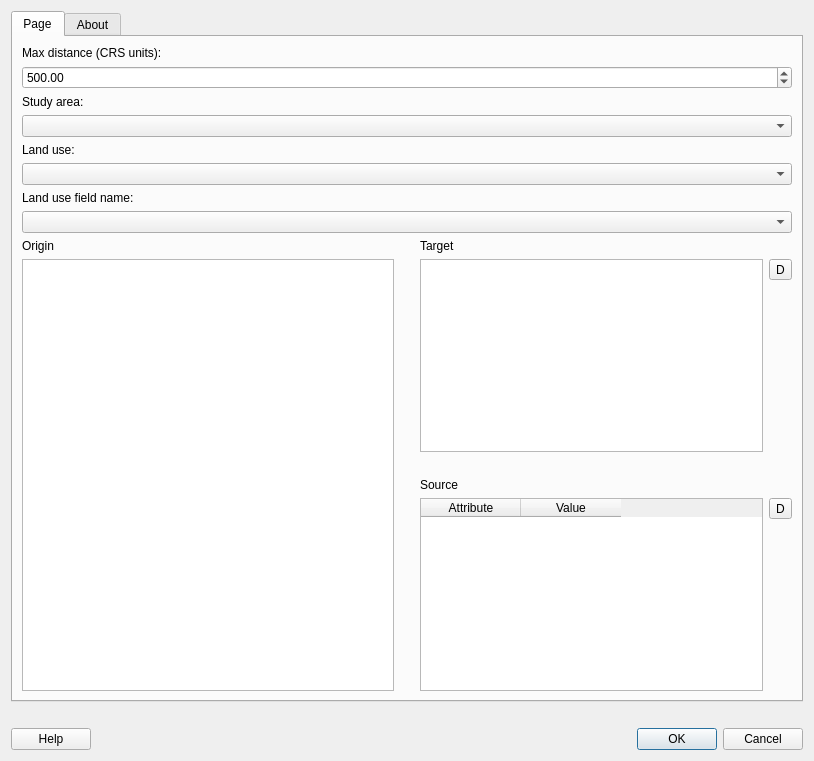
Old version of the form mapping_ecosystem_services_dialog_base.ui in the repository NaturalGIS/mapping_ecosystem_services.
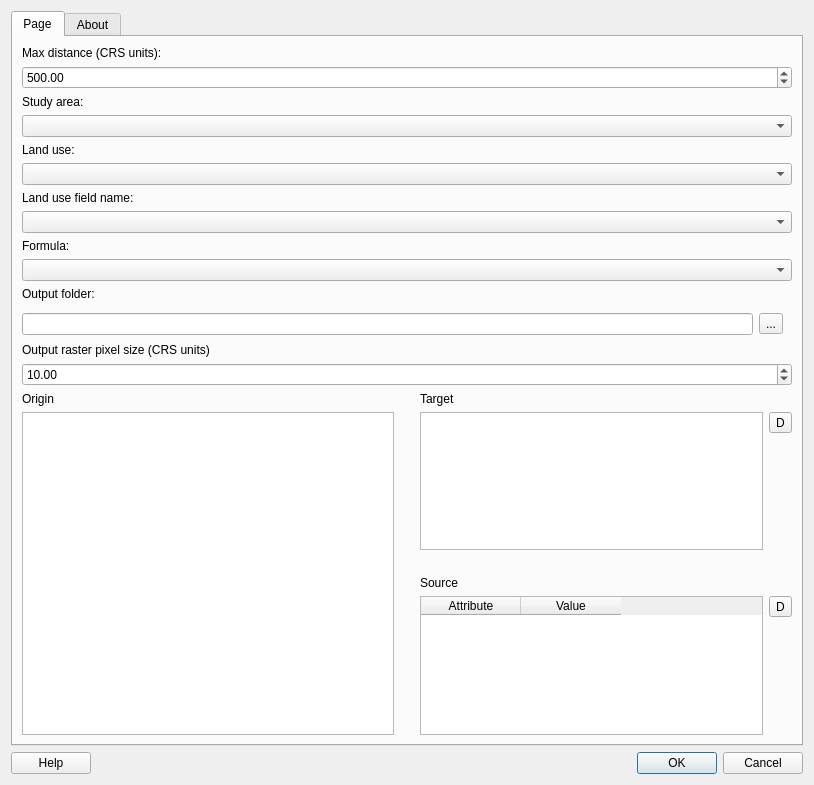
New version of the form. Icons and pictures are not drawn.

Commit message: new layout with more parameters

The edit to the form file:
```diff
--- a/mapping_ecosystem_services_dialog_base.ui
+++ b/mapping_ecosystem_services_dialog_base.ui
@@ -7,14 +7,14 @@
     <x>0</x>
     <y>0</y>
     <width>814</width>
-    <height>761</height>
+    <height>785</height>
    </rect>
   </property>
   <property name="windowTitle">
    <string>Mapping Ecosystem Services</string>
   </property>
   <layout class="QVBoxLayout" name="verticalLayout_3">
-   <item alignment="Qt::AlignTop">
+   <item>
     <widget class="QTabWidget" name="tabWidget">
      <property name="sizePolicy">
       <sizepolicy hsizetype="Expanding" vsizetype="Expanding">
@@ -84,6 +84,81 @@
        <item>
         <widget class="QComboBox" name="landUseFieldQbox"/>
        </item>
+       <item>
+        <widget class="QLabel" name="label">
+         <property name="text">
+          <string>Formula:</string>
+         </property>
+        </widget>
+       </item>
+       <item>
+        <widget class="QComboBox" name="formulaQBox"/>
+       </item>
+       <item>
+        <widget class="QLabel" name="label_7">
+         <property name="text">
+          <string>Output folder:</string>
+         </property>
+        </widget>
+       </item>
+       <item>
+        <widget class="QFrame" name="frame">
+         <property name="sizePolicy">
+          <sizepolicy hsizetype="Preferred" vsizetype="Preferred">
+           <horstretch>0</horstretch>
+           <verstretch>0</verstretch>
+          </sizepolicy>
+         </property>
+         <property name="minimumSize">
+          <size>
+           <width>0</width>
+           <height>30</height>
+          </size>
+         </property>
+         <property name="frameShape">
+          <enum>QFrame::NoFrame</enum>
+         </property>
+         <property name="frameShadow">
+          <enum>QFrame::Raised</enum>
+         </property>
+         <widget class="QWidget" name="horizontalLayoutWidget">
+          <property name="geometry">
+           <rect>
+            <x>0</x>
+            <y>0</y>
+            <width>761</width>
+            <height>34</height>
+           </rect>
+          </property>
+          <layout class="QHBoxLayout" name="horizontalLayout_9">
+           <item>
+            <widget class="QLineEdit" name="searchFolder"/>
+           </item>
+           <item>
+            <widget class="QToolButton" name="outputFolderButton">
+             <property name="text">
+              <string>...</string>
+             </property>
+            </widget>
+           </item>
+          </layout>
+         </widget>
+        </widget>
+       </item>
+       <item>
+        <widget class="QLabel" name="label_8">
+         <property name="text">
+          <string>Output raster pixel size (CRS units)</string>
+         </property>
+        </widget>
+       </item>
+       <item>
+        <widget class="QDoubleSpinBox" name="outputRasterSizeBox">
+         <property name="value">
+          <double>10.000000000000000</double>
+         </property>
+        </widget>
+       </item>
        <item>
         <layout class="QHBoxLayout" name="horizontalLayout">
          <item>
```
The commit also changes 1 other file.
